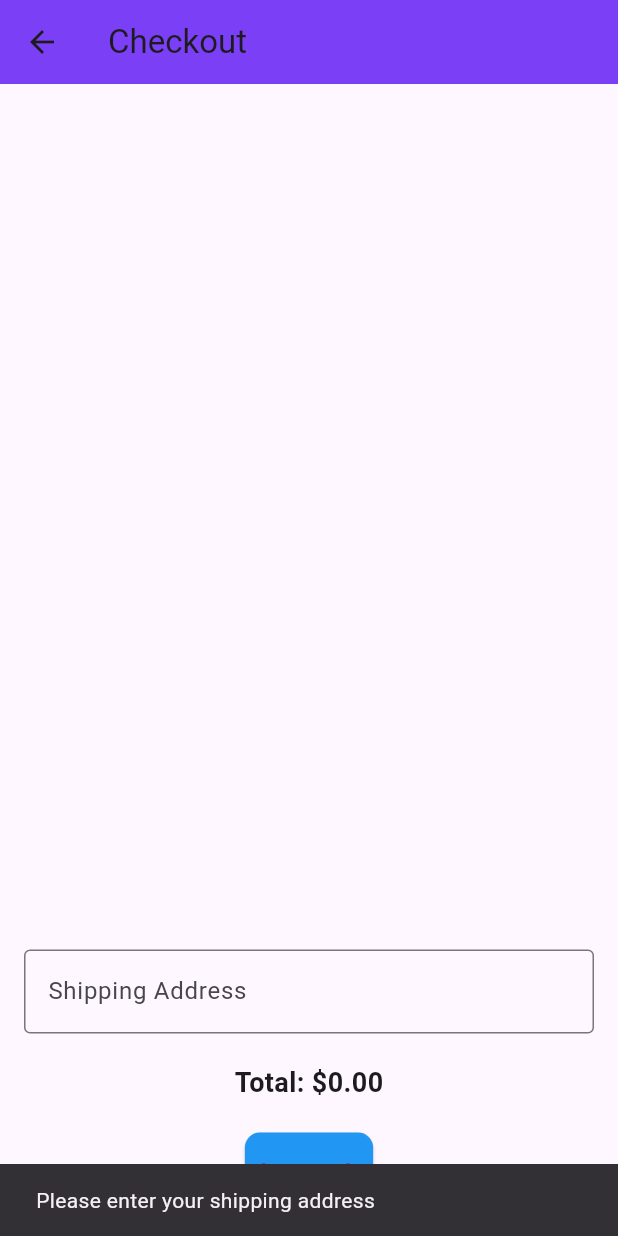
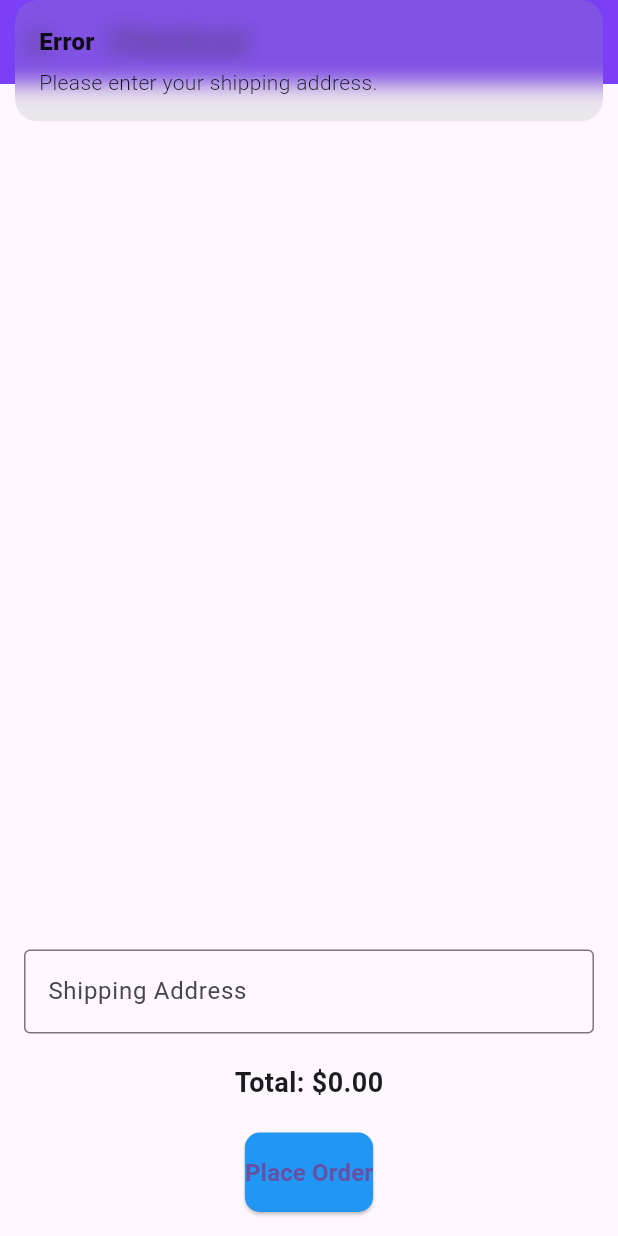
Before and after one commit to jawahir123/ecommerce_platform, a Flutter app: the CheckoutScreen screen opened directly, after a tap on "Place Order", on a phone screen of 412 x 824 dp. Run offline on Flutter 3.47's test engine with Material 3 defaults, Android fonts, the phone set to English and light mode, and no system bars; our stand-ins replace get, shared_preferences; accounts and stored records are empty.

```diff
--- a/lib/screens/cart/checkout.dart
+++ b/lib/screens/cart/checkout.dart
@@ -1,3 +1,4 @@
+import 'package:ecommerce_app/screens/home/homeScreen.dart';
 import 'package:flutter/material.dart';
 import 'package:get/get.dart';
 import 'package:ecommerce_app/controllers/cart_controller.dart';
@@ -13,8 +14,8 @@ class CheckoutScreen extends StatefulWidget {
 class _CheckoutScreenState extends State<CheckoutScreen> {
   final CartController cartController = Get.find();
   final TextEditingController _addressController = TextEditingController();
+  var isLoading = false.obs; // Observable for loading state
   String userId = "";
-  var isLoading = false.obs; // Observable for loading state
 
   @override
   void initState() {
@@ -22,74 +23,121 @@ class _CheckoutScreenState extends State<CheckoutScreen> {
     loadUserId();
   }
 
-  // Load User ID from SharedPreferences
+  // ✅ Load User ID from SharedPreferences
   Future<void> loadUserId() async {
     final prefs = await SharedPreferences.getInstance();
     setState(() {
       userId = prefs.getString('userId') ?? '';
     });
+
+    if (userId.isEmpty) {
+      Get.snackbar("Error", "User ID not found. Please log in.");
+    }
   }
 
-  // Function to place order
+  // ✅ Function to place order
   Future<void> placeOrder() async {
     if (_addressController.text.isEmpty) {
-      ScaffoldMessenger.of(context).showSnackBar(
-        SnackBar(content: Text('Please enter your shipping address')),
-      );
+      Get.snackbar("Error", "Please enter your shipping address.");
       return;
     }
 
     if (cartController.cartItems.isEmpty) {
-      ScaffoldMessenger.of(context).showSnackBar(
-        SnackBar(content: Text('Your cart is empty')),
-      );
+      Get.snackbar("Error", "Your cart is empty.");
       return;
     }
 
+    final userId =
+        await cartController.getUserId(); // ✅ Ensure user ID is fetched
+    if (userId == null || userId.isEmpty) {
+      Get.snackbar("Error", "User ID is missing. Please log in.");
+      return;
+    }
+
+    // ✅ Correct JSON Payload
     final orderData = {
-      "user_id": userId, // Matches backend schema
+      "user_id": userId, // 🔥 Fixed user_id
       "items": cartController.cartItems.map((item) {
         return {
-          "product_id": item.id, // Matches backend schema
+          "product_id": item.productId, // 🔥 Ensure correct field
           "quantity": item.quantity,
           "price": item.price,
         };
       }).toList(),
-      "totalPrice":
-          cartController.totalAmount, // Matches `totalPrice` in schema
+      "total_price": cartController.totalAmount, // 🔥 Fixed total_price
       "shipping_address": _addressController.text,
       "payment_method": "Cash on Delivery",
       "status": "Pending",
     };
 
     try {
-      isLoading.value = true; // Start loading
+      isLoading.value = true; // ✅ Show loading indicator
       final response = await http.post(
-        Uri.parse('http://10.0.2.2:3000/api/orders/create'),
+        Uri.parse('http://10.0.2.2:3000/api/order/create'),
         headers: {'Content-Type': 'application/json'},
         body: json.encode(orderData),
       );
 
+      print("🛑 Place Order Response: ${response.body}"); // ✅ Debug response
+
       if (response.statusCode == 201) {
-        cartController.cartItems.clear(); // Clear the cart
-        ScaffoldMessenger.of(context).showSnackBar(
-          SnackBar(content: Text('Order placed successfully!')),
-        );
-        Get.offAllNamed('/orderSuccess'); // Navigate to success page
+        cartController.cartItems.clear(); // ✅ Clear cart after success
+        _showSuccessPopup(); // ✅ Show Thank You Popup
       } else {
-        print('Failed to place order: ${response.body}');
-        ScaffoldMessenger.of(context).showSnackBar(
-          SnackBar(content: Text('Order placement failed')),
-        );
+        print('❌ Order failed: ${response.body}');
+        Get.snackbar("Error", "Order placement failed.");
       }
     } catch (e) {
-      print('Error placing order: $e');
-      ScaffoldMessenger.of(context).showSnackBar(
-        SnackBar(content: Text('Something went wrong! Please try again.')),
-      );
+      print('❌ Error placing order: $e');
+      Get.snackbar("Error", "Something went wrong. Please try again.");
     } finally {
-      isLoading.value = false; // Stop loading
+      isLoading.value = false; // ✅ Hide loading indicator
     }
+  }
+
+  // ✅ Show success popup instead of navigating to another screen
+  void _showSuccessPopup() {
+    showDialog(
+      context: context,
+      builder: (BuildContext context) {
+        return AlertDialog(
+          shape:
+              RoundedRectangleBorder(borderRadius: BorderRadius.circular(15)),
+          title: Center(
+            child: Column(
+              children: [
+                Icon(Icons.check_circle, color: Colors.green, size: 60),
+                SizedBox(height: 10),
+                Text("Thank You!",
+                    style: TextStyle(fontWeight: FontWeight.bold)),
+              ],
+            ),
+          ),
+          content: Text(
+            "Your order has been placed successfully.\nWe appreciate your shopping with us!",
+            textAlign: TextAlign.center,
+          ),
+          actions: [
+            Center(
+              child: ElevatedButton(
+                onPressed: () {
+                  Navigator.pop(context); // Close popup
+                  Get.offAll(() => HomeScreen()); // ✅ Redirect to HomeScreen
+                },
+                style: ElevatedButton.styleFrom(
+                  backgroundColor: Colors.blue,
+                  padding: EdgeInsets.symmetric(horizontal: 20, vertical: 10),
+                  shape: RoundedRectangleBorder(
+                    borderRadius: BorderRadius.circular(10),
+                  ),
+                ),
+                child: Text("OK"),
+              ),
+            ),
+          ],
+        );
+      },
+    );
   }
 
   @override
@@ -99,11 +147,12 @@ class _CheckoutScreenState extends State<CheckoutScreen> {
           AppBar(title: Text("Checkout"), backgroundColor: Color(0xFF7B3FF6)),
       body: Obx(
         () => isLoading.value
-            ? Center(child: CircularProgressIndicator()) // Loading indicator
+            ? Center(child: CircularProgressIndicator()) // 🔥 Loading indicator
             : Padding(
                 padding: EdgeInsets.all(16.0),
                 child: Column(
                   children: [
+                    // ✅ Cart Items List
                     Expanded(
                       child: ListView.builder(
                         itemCount: cartController.cartItems.length,
@@ -131,6 +180,8 @@ class _CheckoutScreenState extends State<CheckoutScreen> {
                         },
                       ),
                     ),
+
+                    // ✅ Shipping Address Input
                     TextField(
                       controller: _addressController,
                       decoration: InputDecoration(
@@ -139,11 +190,16 @@ class _CheckoutScreenState extends State<CheckoutScreen> {
                       ),
                     ),
                     SizedBox(height: 20),
+
+                    // ✅ Total Price
                     Obx(() => Text(
-                        "Total: \$${cartController.totalAmount.toStringAsFixed(2)}",
-                        style: TextStyle(
-                            fontSize: 18, fontWeight: FontWeight.bold))),
+                          "Total: \$${cartController.totalAmount.toStringAsFixed(2)}",
+                          style: TextStyle(
+                              fontSize: 18, fontWeight: FontWeight.bold),
+                        )),
                     SizedBox(height: 20),
+
+                    // ✅ Place Order Button
                     ElevatedButton(
                       onPressed: placeOrder,
                       style: ElevatedButton.styleFrom(
--- a/lib/screens/home/clothes.dart
+++ b/lib/screens/home/clothes.dart
@@ -20,7 +20,7 @@ class _ClothesScreenState extends State<ClothesScreen> {
 
     try {
       final response = await http
-          .get(Uri.parse('http://10.0.2.2:3000/api/products/categoryID/$categoryId'));
+          .get(Uri.parse('http://10.0.2.2:3000/api/products/$categoryId'));
 
       if (response.statusCode == 200) {
         var data = json.decode(response.body);
--- a/lib/screens/home/mobiles.dart
+++ b/lib/screens/home/mobiles.dart
@@ -56,8 +56,7 @@ class _MobilesScreenState extends State<MobilesScreen> {
 
     try {
       final response = await http.get(
-        Uri.parse(resolveUrl(
-            'http://localhost:3000/api/products/categoryID/$categoryId')),
+        Uri.parse(resolveUrl('http://localhost:3000/api/products/$categoryId')),
       );
 
       if (response.statusCode == 200) {
```
Also changed, not shown: lib/controllers/cart_controller.dart (+74 -72 lines), lib/screens/cart/cart_screen.dart (+45 -18 lines), lib/screens/home/profileScreen.dart (+98 -91 lines).
